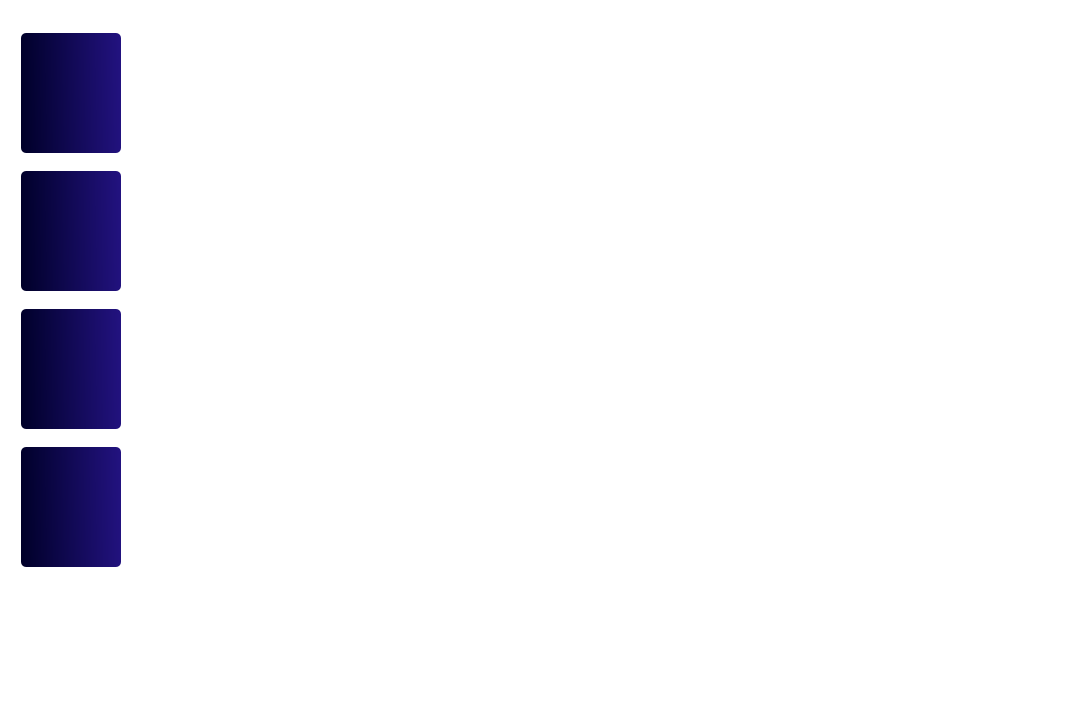
The window that Designer/Widget_main.ui (Kaue-14/PATP_Nivel_2) describes before a commit, drawn with Qt 5.
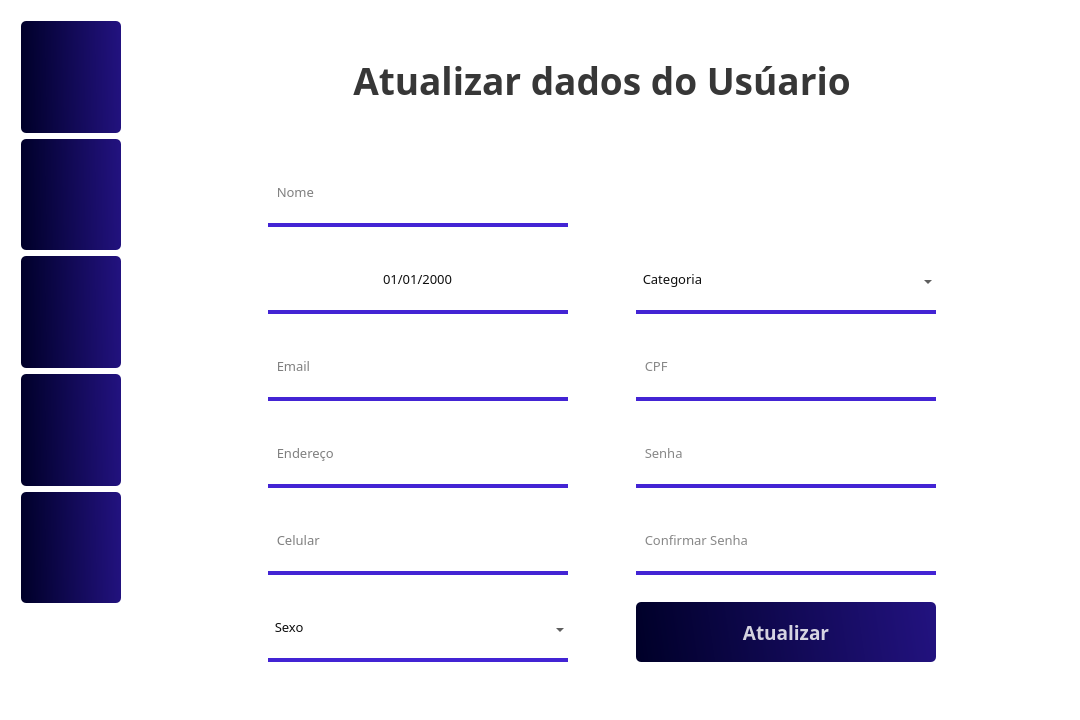
The same window after the commit. The open tabs and pages were chosen to show the change. Icons and pictures are not drawn.

Patch:
```diff
--- a/Designer/Widget_main.ui
+++ b/Designer/Widget_main.ui
@@ -142,6 +142,52 @@
         </property>
        </widget>
       </item>
+      <item>
+       <widget class="QPushButton" name="Button_update_page">
+        <property name="maximumSize">
+         <size>
+          <width>120</width>
+          <height>120</height>
+         </size>
+        </property>
+        <property name="font">
+         <font>
+          <family>JetBrains Mono</family>
+          <pointsize>8</pointsize>
+          <weight>75</weight>
+          <bold>true</bold>
+         </font>
+        </property>
+        <property name="styleSheet">
+         <string notr="true">QPushButton{
+	background-color: qlineargradient(spread:pad, x1:0, y1:0.505682, x2:1, y2:0.477, stop:0 rgb(0, 0, 41), stop:1 rgb(34, 18, 127));
+	color:rgba(255, 255, 255, 210);
+	border-radius:5px;
+}
+
+QPushButton:hover{
+	background-color: qlineargradient(spread:pad, x1:0, y1:0.505682, x2:1, y2:0.477, stop:0 rgb(17, 9, 84), stop:1 rgb(67, 36, 212));
+}
+
+QPushButton:pressed{
+	background-color: qlineargradient(spread:pad, x1:0, y1:0.505682, x2:1, y2:0.477, stop:0 rgb(34, 18, 127), stop:1 rgb(0, 0, 41));
+}</string>
+        </property>
+        <property name="text">
+         <string/>
+        </property>
+        <property name="icon">
+         <iconset>
+          <normaloff>user_icon_update.png</normaloff>user_icon_update.png</iconset>
+        </property>
+        <property name="iconSize">
+         <size>
+          <width>70</width>
+          <height>70</height>
+         </size>
+        </property>
+       </widget>
+      </item>
       <item>
        <widget class="QPushButton" name="Button_view_page">
         <property name="maximumSize">
@@ -1082,6 +1128,669 @@
       <zorder>label_2</zorder>
       <zorder>input_category</zorder>
      </widget>
+     <widget class="QWidget" name="page_update">
+      <layout class="QGridLayout" name="gridLayout_4">
+       <item row="0" column="1" colspan="2">
+        <widget class="QLabel" name="title_update">
+         <property name="minimumSize">
+          <size>
+           <width>0</width>
+           <height>120</height>
+          </size>
+         </property>
+         <property name="maximumSize">
+          <size>
+           <width>931</width>
+           <height>120</height>
+          </size>
+         </property>
+         <property name="font">
+          <font>
+           <family>JetBrains Mono</family>
+           <pointsize>28</pointsize>
+           <weight>75</weight>
+           <bold>true</bold>
+          </font>
+         </property>
+         <property name="layoutDirection">
+          <enum>Qt::LeftToRight</enum>
+         </property>
+         <property name="styleSheet">
+          <string notr="true">color:rgba(0, 0, 0, 200);
+background-color: rgba(255, 255, 255, 0);</string>
+         </property>
+         <property name="text">
+          <string>Atualizar dados do Usúario</string>
+         </property>
+         <property name="alignment">
+          <set>Qt::AlignCenter</set>
+         </property>
+        </widget>
+       </item>
+       <item row="8" column="1">
+        <widget class="QLineEdit" name="input_adress_update">
+         <property name="minimumSize">
+          <size>
+           <width>300</width>
+           <height>60</height>
+          </size>
+         </property>
+         <property name="maximumSize">
+          <size>
+           <width>300</width>
+           <height>16777215</height>
+          </size>
+         </property>
+         <property name="font">
+          <font>
+           <family>JetBrains Mono</family>
+           <pointsize>10</pointsize>
+          </font>
+         </property>
+         <property name="styleSheet">
+          <string notr="true">background-color:rgba(0, 0, 0, 0);
+border:none;
+border-bottom:4px solid rgb(67, 36, 212);
+color:rgba(0, 0, 0);
+padding-bottom:7px;</string>
+         </property>
+         <property name="echoMode">
+          <enum>QLineEdit::Normal</enum>
+         </property>
+         <property name="placeholderText">
+          <string>  Endereço</string>
+         </property>
+        </widget>
+       </item>
+       <item row="4" column="2">
+        <widget class="QComboBox" name="input_category_update">
+         <property name="minimumSize">
+          <size>
+           <width>300</width>
+           <height>60</height>
+          </size>
+         </property>
+         <property name="maximumSize">
+          <size>
+           <width>300</width>
+           <height>60</height>
+          </size>
+         </property>
+         <property name="font">
+          <font>
+           <family>JetBrains Mono</family>
+           <pointsize>10</pointsize>
+          </font>
+         </property>
+         <property name="cursor">
+          <cursorShape>PointingHandCursor</cursorShape>
+         </property>
+         <property name="styleSheet">
+          <string notr="true">#input_category_update{
+background-color:rgba(0, 0, 0, 0);
+border: none;
+border-bottom:4px solid rgb(67, 36, 212);
+color:rgba(0, 0, 0, 240);
+padding-bottom:7px;
+}
+#input_category_update QListView{
+background-color:rgba(255, 255, 255);
+color:rgba(0, 0, 0);
+}</string>
+         </property>
+         <item>
+          <property name="text">
+           <string>  Categoria</string>
+          </property>
+         </item>
+         <item>
+          <property name="text">
+           <string>Paciente</string>
+          </property>
+         </item>
+         <item>
+          <property name="text">
+           <string>Psicólogo(a)</string>
+          </property>
+         </item>
+        </widget>
+       </item>
+       <item row="9" column="1">
+        <spacer name="verticalSpacer_18">
+         <property name="orientation">
+          <enum>Qt::Vertical</enum>
+         </property>
+         <property name="sizeHint" stdset="0">
+          <size>
+           <width>20</width>
+           <height>20</height>
+          </size>
+         </property>
+        </spacer>
+       </item>
+       <item row="7" column="1">
+        <spacer name="verticalSpacer_17">
+         <property name="orientation">
+          <enum>Qt::Vertical</enum>
+         </property>
+         <property name="sizeHint" stdset="0">
+          <size>
+           <width>20</width>
+           <height>20</height>
+          </size>
+         </property>
+        </spacer>
+       </item>
+       <item row="8" column="2">
+        <widget class="QLineEdit" name="input_password_update">
+         <property name="minimumSize">
+          <size>
+           <width>300</width>
+           <height>60</height>
+          </size>
+         </property>
+         <property name="maximumSize">
+          <size>
+           <width>300</width>
+           <height>16777215</height>
+          </size>
+         </property>
+         <property name="font">
+          <font>
+           <family>JetBrains Mono</family>
+           <pointsize>10</pointsize>
+          </font>
+         </property>
+         <property name="styleSheet">
+          <string notr="true">background-color:rgba(0, 0, 0, 0);
+border:none;
+border-bottom:4px solid rgb(67, 36, 212);
+color:rgba(0, 0, 0, 240);
+padding-bottom:7px;</string>
+         </property>
+         <property name="echoMode">
+          <enum>QLineEdit::Password</enum>
+         </property>
+         <property name="placeholderText">
+          <string>  Senha</string>
+         </property>
+        </widget>
+       </item>
+       <item row="1" column="1">
+        <spacer name="verticalSpacer_14">
+         <property name="orientation">
+          <enum>Qt::Vertical</enum>
+         </property>
+         <property name="sizeHint" stdset="0">
+          <size>
+           <width>20</width>
+           <height>20</height>
+          </size>
+         </property>
+        </spacer>
+       </item>
+       <item row="6" column="2">
+        <widget class="QLineEdit" name="input_cpf_update">
+         <property name="minimumSize">
+          <size>
+           <width>300</width>
+           <height>60</height>
+          </size>
+         </property>
+         <property name="maximumSize">
+          <size>
+           <width>300</width>
+           <height>16777215</height>
+          </size>
+         </property>
+         <property name="font">
+          <font>
+           <family>JetBrains Mono</family>
+           <pointsize>10</pointsize>
+          </font>
+         </property>
+         <property name="styleSheet">
+          <string notr="true">background-color:rgba(0, 0, 0, 0);
+border:none;
+border-bottom:4px solid rgb(67, 36, 212);
+color:rgba(0, 0, 0, 240);
+padding-bottom:7px;</string>
+         </property>
+         <property name="echoMode">
+          <enum>QLineEdit::Normal</enum>
+         </property>
+         <property name="placeholderText">
+          <string>  CPF</string>
+         </property>
+        </widget>
+       </item>
+       <item row="2" column="1">
+        <widget class="QLineEdit" name="input_name_update">
+         <property name="minimumSize">
+          <size>
+           <width>300</width>
+           <height>60</height>
+          </size>
+         </property>
+         <property name="maximumSize">
+          <size>
+           <width>300</width>
+           <height>16777215</height>
+          </size>
+         </property>
+         <property name="font">
+          <font>
+           <family>JetBrains Mono</family>
+           <pointsize>10</pointsize>
+          </font>
+         </property>
+         <property name="styleSheet">
+          <string notr="true">background-color:rgba(0, 0, 0, 0);
+border:none;
+border-bottom:4px solid rgb(67, 36, 212);
+color:rgba(0, 0, 0);
+padding-bottom:7px;</string>
+         </property>
+         <property name="echoMode">
+          <enum>QLineEdit::Normal</enum>
+         </property>
+         <property name="placeholderText">
+          <string>  Nome</string>
+         </property>
+        </widget>
+       </item>
+       <item row="3" column="1">
+        <spacer name="verticalSpacer_15">
+         <property name="orientation">
+          <enum>Qt::Vertical</enum>
+         </property>
+         <property name="sizeHint" stdset="0">
+          <size>
+           <width>20</width>
+           <height>20</height>
+          </size>
+         </property>
+        </spacer>
+       </item>
+       <item row="11" column="1">
+        <spacer name="verticalSpacer_19">
+         <property name="orientation">
+          <enum>Qt::Vertical</enum>
+         </property>
+         <property name="sizeHint" stdset="0">
+          <size>
+           <width>20</width>
+           <height>20</height>
+          </size>
+         </property>
+        </spacer>
+       </item>
+       <item row="12" column="1">
+        <widget class="QComboBox" name="input_sexo_update">
+         <property name="minimumSize">
+          <size>
+           <width>300</width>
+           <height>60</height>
+          </size>
+         </property>
+         <property name="maximumSize">
+          <size>
+           <width>300</width>
+           <height>60</height>
+          </size>
+         </property>
+         <property name="font">
+          <font>
+           <family>JetBrains Mono</family>
+           <pointsize>10</pointsize>
+          </font>
+         </property>
+         <property name="cursor">
+          <cursorShape>PointingHandCursor</cursorShape>
+         </property>
+         <property name="styleSheet">
+          <string notr="true">#input_sexo_update{
+background-color:rgba(0, 0, 0, 0);
+border: none;
+border-bottom:4px solid rgb(67, 36, 212);
+color:rgba(0, 0, 0, 240);
+padding-bottom:7px;
+}
+#input_sexo_update QListView{
+background-color:rgba(255, 255, 255);
+color:rgba(0, 0, 0);
+}</string>
+         </property>
+         <item>
+          <property name="text">
+           <string>  Sexo</string>
+          </property>
+         </item>
+         <item>
+          <property name="text">
+           <string>Femenino</string>
+          </property>
+         </item>
+         <item>
+          <property name="text">
+           <string>Masculino</string>
+          </property>
+         </item>
+        </widget>
+       </item>
+       <item row="13" column="1">
+        <spacer name="verticalSpacer_20">
+         <property name="orientation">
+          <enum>Qt::Vertical</enum>
+         </property>
+         <property name="sizeHint" stdset="0">
+          <size>
+           <width>20</width>
+           <height>60</height>
+          </size>
+         </property>
+        </spacer>
+       </item>
+       <item row="12" column="2">
+        <widget class="QPushButton" name="button_update">
+         <property name="minimumSize">
+          <size>
+           <width>300</width>
+           <height>60</height>
+          </size>
+         </property>
+         <property name="maximumSize">
+          <size>
+           <width>300</width>
+           <height>16777215</height>
+          </size>
+         </property>
+         <property name="font">
+          <font>
+           <family>JetBrains Mono</family>
+           <pointsize>14</pointsize>
+           <weight>75</weight>
+           <bold>true</bold>
+          </font>
+         </property>
+         <property name="styleSheet">
+          <string notr="true">QPushButton{
+	background-color: qlineargradient(spread:pad, x1:0, y1:0.505682, x2:1, y2:0.477, stop:0 rgb(0, 0, 41), stop:1 rgb(34, 18, 127));
+	color:rgba(255, 255, 255, 210);
+	border-radius:5px;
+}
+
+QPushButton:hover{
+	background-color: qlineargradient(spread:pad, x1:0, y1:0.505682, x2:1, y2:0.477, stop:0 rgb(17, 9, 84), stop:1 rgb(67, 36, 212));
+}
+
+QPushButton:pressed{
+	background-color: qlineargradient(spread:pad, x1:0, y1:0.505682, x2:1, y2:0.477, stop:0 rgb(34, 18, 127), stop:1 rgb(0, 0, 41));
+}</string>
+         </property>
+         <property name="text">
+          <string>Atualizar</string>
+         </property>
+        </widget>
+       </item>
+       <item row="10" column="2">
+        <widget class="QLineEdit" name="input_password_confirme_update">
+         <property name="minimumSize">
+          <size>
+           <width>300</width>
+           <height>60</height>
+          </size>
+         </property>
+         <property name="maximumSize">
+          <size>
+           <width>300</width>
+           <height>16777215</height>
+          </size>
+         </property>
+         <property name="font">
+          <font>
+           <family>JetBrains Mono</family>
+           <pointsize>10</pointsize>
+          </font>
+         </property>
+         <property name="styleSheet">
+          <string notr="true">background-color:rgba(0, 0, 0, 0);
+border:none;
+border-bottom:4px solid rgb(67, 36, 212);
+color:rgba(0, 0, 0, 240);
+padding-bottom:7px;</string>
+         </property>
+         <property name="frame">
+          <bool>true</bool>
+         </property>
+         <property name="echoMode">
+          <enum>QLineEdit::Password</enum>
+         </property>
+         <property name="placeholderText">
+          <string>  Confirmar Senha</string>
+         </property>
+        </widget>
+       </item>
+       <item row="4" column="1">
+        <widget class="QFrame" name="frame_3">
+         <property name="minimumSize">
+          <size>
+           <width>300</width>
+           <height>60</height>
+          </size>
+         </property>
+         <property name="maximumSize">
+          <size>
+           <width>300</width>
+           <height>60</height>
+          </size>
+         </property>
+         <property name="styleSheet">
+          <string notr="true">background-color: rgba(255, 255, 255, 0);</string>
+         </property>
+         <property name="frameShape">
+          <enum>QFrame::StyledPanel</enum>
+         </property>
+         <property name="frameShadow">
+          <enum>QFrame::Raised</enum>
+         </property>
+         <widget class="QDateEdit" name="input_data_update">
+          <property name="geometry">
+           <rect>
+            <x>0</x>
+            <y>0</y>
+            <width>300</width>
+            <height>60</height>
+           </rect>
+          </property>
+          <property name="sizePolicy">
+           <sizepolicy hsizetype="Minimum" vsizetype="Fixed">
+            <horstretch>0</horstretch>
+            <verstretch>0</verstretch>
+           </sizepolicy>
+          </property>
+          <property name="baseSize">
+           <size>
+            <width>0</width>
+            <height>0</height>
+           </size>
+          </property>
+          <property name="font">
+           <font>
+            <family>JetBrains Mono</family>
+            <pointsize>10</pointsize>
+            <weight>50</weight>
+            <bold>false</bold>
+           </font>
+          </property>
+          <property name="layoutDirection">
+           <enum>Qt::LeftToRight</enum>
+          </property>
+          <property name="styleSheet">
+           <string notr="true">background-color:rgba(0, 0, 0, 0);
+border:none;
+border-bottom:4px solid rgb(67, 36, 212);
+color:rgba(0, 0, 0, 240);
+padding-bottom:7px;</string>
+          </property>
+          <property name="alignment">
+           <set>Qt::AlignCenter</set>
+          </property>
+          <property name="buttonSymbols">
+           <enum>QAbstractSpinBox::NoButtons</enum>
+          </property>
+          <property name="displayFormat">
+           <string>dd/MM/yyyy</string>
+          </property>
+         </widget>
+         <widget class="QPushButton" name="button_calendar_update">
+          <property name="geometry">
+           <rect>
+            <x>240</x>
+            <y>0</y>
+            <width>60</width>
+            <height>60</height>
+           </rect>
+          </property>
+          <property name="font">
+           <font>
+            <family>MS Shell Dlg 2</family>
+            <pointsize>2</pointsize>
+           </font>
+          </property>
+          <property name="styleSheet">
+           <string notr="true">background-color:rgba(0, 0, 0, 0);
+border:none;
+color:rgba(0, 0, 0, 240);
+</string>
+          </property>
+          <property name="text">
+           <string/>
+          </property>
+          <property name="icon">
+           <iconset>
+            <normaloff>calendar_icon.webp</normaloff>calendar_icon.webp</iconset>
+          </property>
+         </widget>
+        </widget>
+       </item>
+       <item row="6" column="1">
+        <widget class="QLineEdit" name="input_email_update">
+         <property name="minimumSize">
+          <size>
+           <width>300</width>
+           <height>60</height>
+          </size>
+         </property>
+         <property name="maximumSize">
+          <size>
+           <width>300</width>
+           <height>16777215</height>
+          </size>
+         </property>
+         <property name="font">
+          <font>
+           <family>JetBrains Mono</family>
+           <pointsize>10</pointsize>
+          </font>
+         </property>
+         <property name="styleSheet">
+          <string notr="true">background-color:rgba(0, 0, 0, 0);
+border:none;
+border-bottom:4px solid rgb(67, 36, 212);
+color:rgba(0, 0, 0);
+padding-bottom:7px;</string>
+         </property>
+         <property name="echoMode">
+          <enum>QLineEdit::Normal</enum>
+         </property>
+         <property name="placeholderText">
+          <string>  Email</string>
+         </property>
+        </widget>
+       </item>
+       <item row="6" column="0">
+        <spacer name="horizontalSpacer_7">
+         <property name="orientation">
+          <enum>Qt::Horizontal</enum>
+         </property>
+         <property name="sizeType">
+          <enum>QSizePolicy::Fixed</enum>
+         </property>
+         <property name="sizeHint" stdset="0">
+          <size>
+           <width>60</width>
+           <height>20</height>
+          </size>
+         </property>
+        </spacer>
+       </item>
+       <item row="10" column="1">
+        <widget class="QLineEdit" name="input_phone_update">
+         <property name="minimumSize">
+          <size>
+           <width>300</width>
+           <height>60</height>
+          </size>
+         </property>
+         <property name="maximumSize">
+          <size>
+           <width>300</width>
+           <height>16777215</height>
+          </size>
+         </property>
+         <property name="font">
+          <font>
+           <family>JetBrains Mono</family>
+           <pointsize>10</pointsize>
+          </font>
+         </property>
+         <property name="styleSheet">
+          <string notr="true">background-color:rgba(0, 0, 0, 0);
+border:none;
+border-bottom:4px solid rgb(67, 36, 212);
+color:rgba(0, 0, 0);
+padding-bottom:7px;</string>
+         </property>
+         <property name="echoMode">
+          <enum>QLineEdit::Normal</enum>
+         </property>
+         <property name="placeholderText">
+          <string>  Celular</string>
+         </property>
+        </widget>
+       </item>
+       <item row="5" column="1">
+        <spacer name="verticalSpacer_16">
+         <property name="orientation">
+          <enum>Qt::Vertical</enum>
+         </property>
+         <property name="sizeHint" stdset="0">
+          <size>
+           <width>20</width>
+           <height>20</height>
+          </size>
+         </property>
+        </spacer>
+       </item>
+       <item row="6" column="3">
+        <spacer name="horizontalSpacer_8">
+         <property name="orientation">
+          <enum>Qt::Horizontal</enum>
+         </property>
+         <property name="sizeType">
+          <enum>QSizePolicy::Fixed</enum>
+         </property>
+         <property name="sizeHint" stdset="0">
+          <size>
+           <width>60</width>
+           <height>20</height>
+          </size>
+         </property>
+        </spacer>
+       </item>
+      </layout>
+     </widget>
      <widget class="QWidget" name="page_view"/>
      <widget class="QWidget" name="page_make">
       <layout class="QGridLayout" name="gridLayout_3">
```
Left out of the diff: 70 changed lines with no effect on the pictures.
